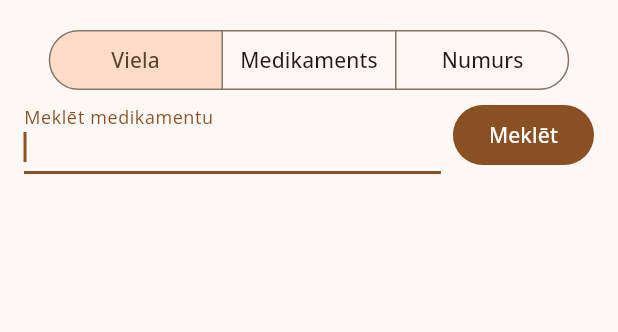
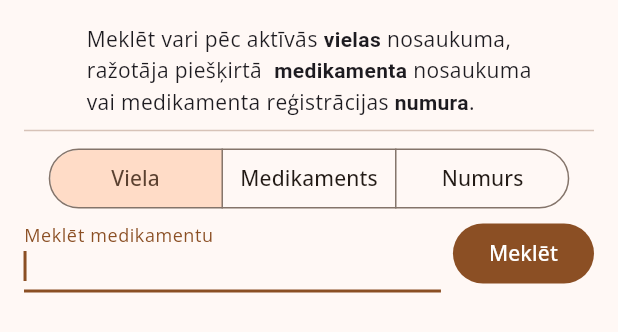
Before and after one commit to jekabsbalodis/drug-reference, a Flutter app: the MedicationSearch widget shown alone on an empty page, opened directly with empty values, on a phone screen of 412 x 824 dp. Shown: the top 332 px of the screen. Run offline on Flutter 3.47's test engine with Material 3 defaults, Android fonts, the phone set to English and light mode, and no system bars; our stand-ins replace flutter_animate, google_fonts, supabase_flutter; accounts and stored records are empty; network calls fail.

Commit message:
Adding text to describe search methods

```diff
--- a/lib/widgets/medication_search.dart
+++ b/lib/widgets/medication_search.dart
@@ -48,6 +48,27 @@ class _MedicationSearchState extends State<MedicationSearch> {
         padding: EdgeInsets.fromLTRB(16, 16, 16, keyboardSpace + 16),
         child: Column(
           children: [
+            const Text.rich(
+              TextSpan(children: [
+                TextSpan(text: 'Meklēt vari pēc aktīvās '),
+                TextSpan(
+                  text: 'vielas',
+                  style: TextStyle(fontWeight: FontWeight.bold),
+                ),
+                TextSpan(text: ' nosaukuma,\nražotāja piešķirtā  '),
+                TextSpan(
+                  text: 'medikamenta',
+                  style: TextStyle(fontWeight: FontWeight.bold),
+                ),
+                TextSpan(text: ' nosaukuma\nvai medikamenta reģistrācijas '),
+                TextSpan(
+                  text: 'numura',
+                  style: TextStyle(fontWeight: FontWeight.bold),
+                ),
+                TextSpan(text: '.'),
+              ]),
+            ),
+            const Divider(),
             SearchModeButton(
               onSetSearchMode: _setSearchMode,
             ),
```
